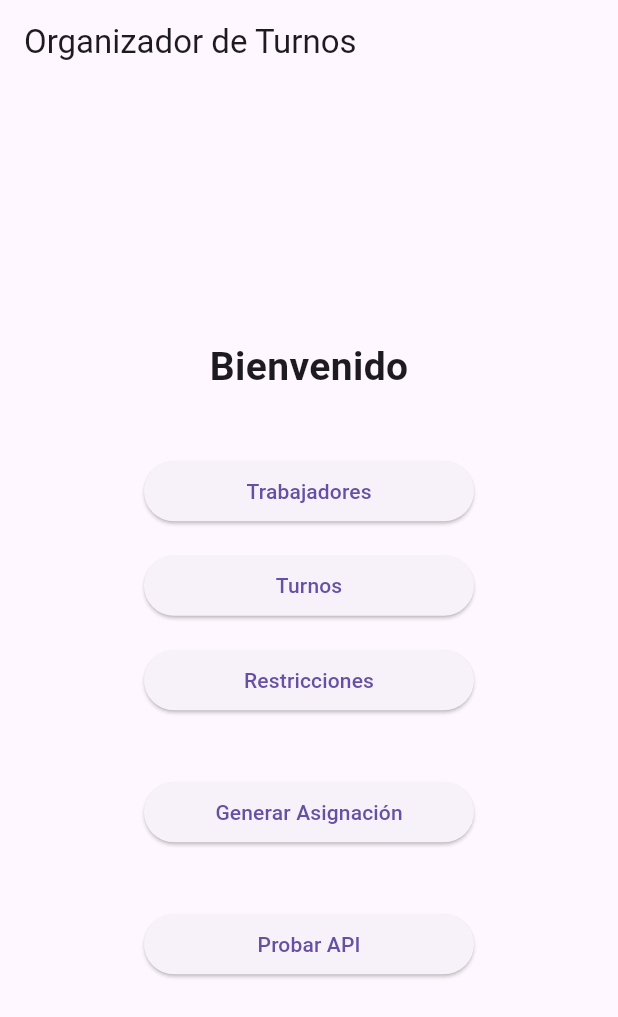
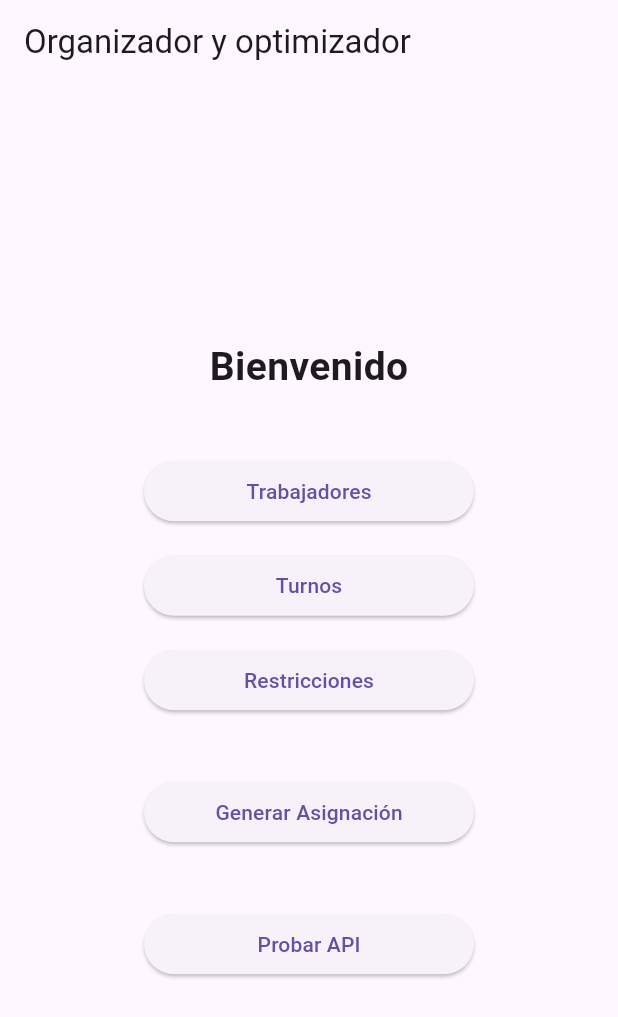
Before and after one commit to mpauher/math-application, a Flutter app: the screen it shows after launch, on a phone screen of 412 x 824 dp. Shown: the top 1017 px of the screen. Run offline on Flutter 3.47's test engine with Material 3 defaults, Android fonts, the phone set to English and light mode, and no system bars.

Commit message:
Little changes

```diff
--- a/lib/home.dart
+++ b/lib/home.dart
@@ -13,7 +13,7 @@ class HomePage extends StatelessWidget {
   Widget build(BuildContext context) {
     return Scaffold(
       appBar: AppBar(
-        title: const Text('Organizador de Turnos'),
+        title: const Text('Organizador y optimizador'),
       ),
       body: Center(
         child: Padding(
```
